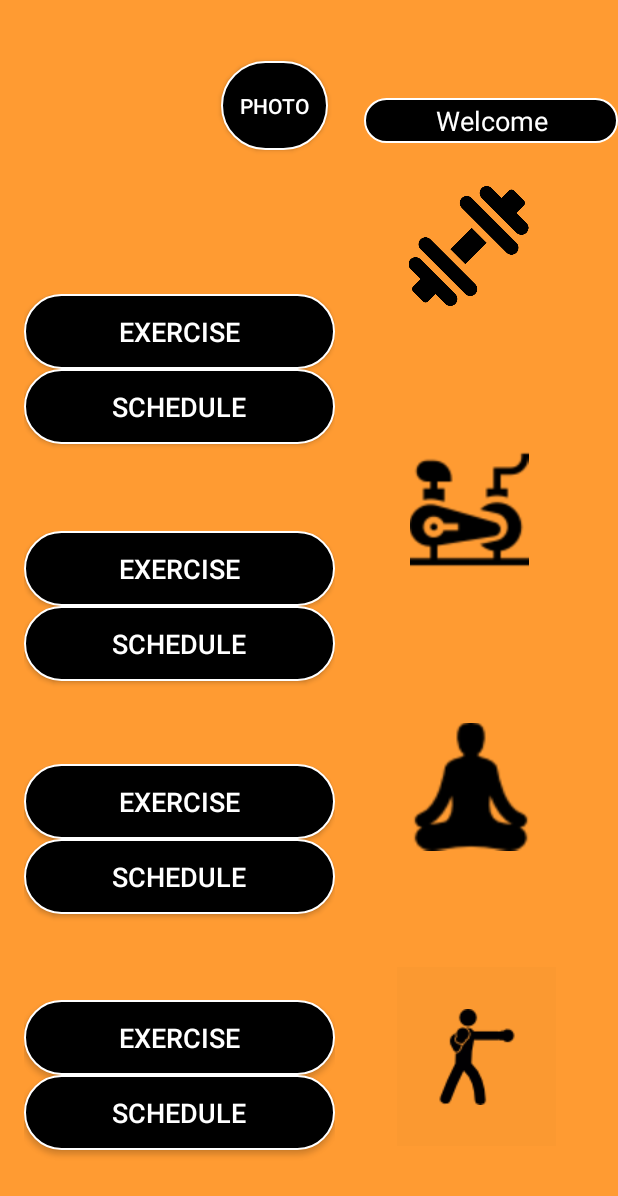
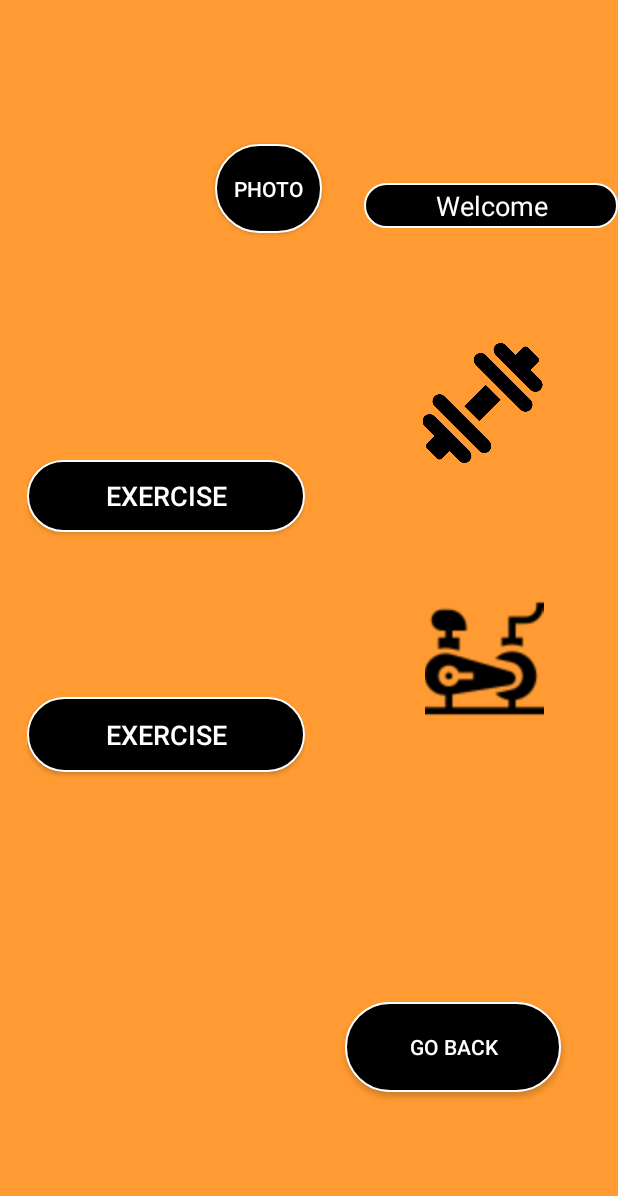
Before and after one commit to AlexC2496/PrimeraApp, an Android app: the MainActivity4Principal screen opened directly, with no data from a screen before it, on a phone screen of 412 x 824 dp. Shown: the top 1196 px of the screen. Run offline under Robolectric (Android 15) with nearby library versions, the phone set to English and light mode, and no system bars; pictures from the network do not load.

Commit message:
10022021

```diff
--- a/app/src/main/AndroidManifest.xml
+++ b/app/src/main/AndroidManifest.xml
@@ -18,7 +18,8 @@
         android:roundIcon="@mipmap/ic_launcher_round"
         android:supportsRtl="true"
         android:theme="@style/Theme.AppCompat.Light.NoActionBar">
-        <activity android:name=".ejercicios_abdominales"></activity>
+        <activity android:name=".ejercicios_cardio"></activity>
+        <activity android:name=".ejercicios_abdominales" />
         <activity android:name=".ejercicios_brazo" />
         <activity android:name=".ejercicios_espalda" />
         <activity android:name=".ejercicios_hombro" />
--- a/app/src/main/res/layout/activity_main_activity4_principal.xml
+++ b/app/src/main/res/layout/activity_main_activity4_principal.xml
@@ -8,8 +8,8 @@
     tools:context=".MainActivity4Principal">
 
     <LinearLayout
-        android:layout_width="207dp"
-        android:layout_height="615dp"
+        android:layout_width="185dp"
+        android:layout_height="497dp"
         android:orientation="horizontal"
         app:layout_constraintBottom_toBottomOf="parent"
         app:layout_constraintEnd_toEndOf="parent"
@@ -20,7 +20,7 @@
 
         <LinearLayout
             android:layout_width="match_parent"
-            android:layout_height="605dp"
+            android:layout_height="302dp"
             android:orientation="vertical">
 
             <LinearLayout
@@ -36,20 +36,10 @@
                     <Button
                         android:id="@+id/ejeEjercicio1"
                         android:layout_width="match_parent"
-                        android:layout_height="50dp"
+                        android:layout_height="wrap_content"
                         android:background="@drawable/button_ro"
                         android:onClick="Siguiente"
                         android:text="Exercise"
-                        android:textAlignment="center"
-                        android:textColor="@android:color/background_light"
-                        android:textSize="18sp" />
-
-                    <Button
-                        android:id="@+id/btnHorario1"
-                        android:layout_width="match_parent"
-                        android:layout_height="50dp"
-                        android:background="@drawable/button_ro"
-                        android:text="Schedule"
                         android:textAlignment="center"
                         android:textColor="@android:color/background_light"
                         android:textSize="18sp" />
@@ -72,73 +62,10 @@
                         android:textColor="@android:color/background_light"
                         android:textSize="18sp" />
 
-                    <Button
-                        android:id="@+id/btnHorario2"
-                        android:layout_width="match_parent"
-                        android:layout_height="50dp"
-                        android:background="@drawable/button_ro"
-                        android:text="schedule"
-                        android:textAlignment="center"
-                        android:textColor="@android:color/background_light"
-                        android:textSize="18sp" />
-
                 </LinearLayout>
 
             </LinearLayout>
 
-            <LinearLayout
-                android:layout_width="match_parent"
-                android:layout_height="157dp"
-                android:orientation="vertical">
-
-                <Button
-                    android:id="@+id/btnEjercicio3"
-                    android:layout_width="match_parent"
-                    android:layout_height="50dp"
-                    android:background="@drawable/button_ro"
-                    android:text="Exercise"
-                    android:textAlignment="center"
-                    android:textColor="@android:color/background_light"
-                    android:textSize="18sp" />
-
-                <Button
-                    android:id="@+id/btnHorario3"
-                    android:layout_width="match_parent"
-                    android:layout_height="50dp"
-                    android:background="@drawable/button_ro"
-                    android:text="schedule"
-                    android:textAlignment="center"
-                    android:textColor="@android:color/background_light"
-                    android:textSize="18sp" />
-
-            </LinearLayout>
-
-            <LinearLayout
-                android:layout_width="match_parent"
-                android:layout_height="141dp"
-                android:orientation="vertical">
-
-                <Button
-                    android:id="@+id/btnEjercicio4"
-                    android:layout_width="match_parent"
-                    android:layout_height="50dp"
-                    android:background="@drawable/button_ro"
-                    android:text="Exercise"
-                    android:textAlignment="center"
-                    android:textColor="@android:color/background_light"
-                    android:textSize="18sp" />
-
-                <Button
-                    android:id="@+id/btnHorario4"
-                    android:layout_width="match_parent"
-                    android:layout_height="50dp"
-                    android:background="@drawable/button_ro"
-                    android:text="schedule"
-                    android:textAlignment="center"
-                    android:textColor="@android:color/background_light"
-                    android:textSize="18sp" />
-
-            </LinearLayout>
         </LinearLayout>
 
     </LinearLayout>
@@ -149,10 +76,10 @@
         android:layout_height="80dp"
         app:layout_constraintBottom_toBottomOf="parent"
         app:layout_constraintEnd_toEndOf="parent"
-        app:layout_constraintHorizontal_bias="0.823"
+        app:layout_constraintHorizontal_bias="0.851"
         app:layout_constraintStart_toStartOf="parent"
         app:layout_constraintTop_toTopOf="parent"
-        app:layout_constraintVertical_bias="0.167"
+        app:layout_constraintVertical_bias="0.307"
         app:srcCompat="@drawable/gym3" />
 
     <ImageView
@@ -161,36 +88,11 @@
         android:layout_height="79dp"
         app:layout_constraintBottom_toBottomOf="parent"
         app:layout_constraintEnd_toEndOf="parent"
-        app:layout_constraintHorizontal_bias="0.861"
+        app:layout_constraintHorizontal_bias="0.894"
         app:layout_constraintStart_toStartOf="parent"
         app:layout_constraintTop_toTopOf="parent"
-        app:layout_constraintVertical_bias="0.403"
+        app:layout_constraintVertical_bias="0.536"
         app:srcCompat="@drawable/spinning" />
-
-    <ImageView
-        android:id="@+id/imageView18"
-        android:layout_width="85dp"
-        android:layout_height="91dp"
-        app:layout_constraintBottom_toBottomOf="parent"
-        app:layout_constraintEnd_toEndOf="parent"
-        app:layout_constraintHorizontal_bias="0.831"
-        app:layout_constraintStart_toStartOf="parent"
-        app:layout_constraintTop_toTopOf="parent"
-        app:layout_constraintVertical_bias="0.653"
-        app:srcCompat="@drawable/yoga" />
-
-    <ImageButton
-        android:id="@+id/imageButton11"
-        android:layout_width="106dp"
-        android:layout_height="119dp"
-        android:background="#F0FB9931"
-        app:layout_constraintBottom_toBottomOf="parent"
-        app:layout_constraintEnd_toEndOf="parent"
-        app:layout_constraintHorizontal_bias="0.865"
-        app:layout_constraintStart_toStartOf="parent"
-        app:layout_constraintTop_toTopOf="parent"
-        app:layout_constraintVertical_bias="0.915"
-        app:srcCompat="@drawable/boxeo" />
 
     <EditText
         android:id="@+id/principal"
@@ -209,7 +111,22 @@
         app:layout_constraintHorizontal_bias="1.0"
         app:layout_constraintStart_toStartOf="parent"
         app:layout_constraintTop_toTopOf="parent"
-        app:layout_constraintVertical_bias="0.082" />
+        app:layout_constraintVertical_bias="0.154" />
+
+    <Button
+        android:id="@+id/button6"
+        android:layout_width="144dp"
+        android:layout_height="60dp"
+        android:background="@drawable/button_ro"
+        android:onClick="Atras"
+        android:text="@string/Atras"
+        android:textColor="@color/colorBordes"
+        app:layout_constraintBottom_toBottomOf="parent"
+        app:layout_constraintEnd_toEndOf="parent"
+        app:layout_constraintHorizontal_bias="0.857"
+        app:layout_constraintStart_toStartOf="parent"
+        app:layout_constraintTop_toTopOf="parent"
+        app:layout_constraintVertical_bias="0.874" />
 
     <ImageView
         android:id="@+id/perfil"
@@ -220,20 +137,20 @@
         app:layout_constraintHorizontal_bias="0.052"
         app:layout_constraintStart_toStartOf="parent"
         app:layout_constraintTop_toTopOf="parent"
-        app:layout_constraintVertical_bias="0.023"
+        app:layout_constraintVertical_bias="0.105"
         tools:srcCompat="@tools:sample/avatars" />
 
     <Button
         android:id="@+id/btnGallery"
         android:layout_width="71dp"
         android:layout_height="59dp"
+        android:layout_marginTop="96dp"
         android:background="@drawable/button_ro"
         android:text="@string/Photo"
         android:textColor="#FFFFFF"
-        app:layout_constraintBottom_toBottomOf="parent"
         app:layout_constraintEnd_toStartOf="@+id/principal"
+        app:layout_constraintHorizontal_bias="0.416"
         app:layout_constraintStart_toEndOf="@+id/perfil"
-        app:layout_constraintTop_toTopOf="parent"
-        app:layout_constraintVertical_bias="0.053" />
+        app:layout_constraintTop_toTopOf="parent" />
 
 </androidx.constraintlayout.widget.ConstraintLayout>
--- a/app/src/main/res/layout/activity_main_activity5_musculacion.xml
+++ b/app/src/main/res/layout/activity_main_activity5_musculacion.xml
@@ -83,7 +83,7 @@
         android:layout_width="126dp"
         android:layout_height="109dp"
         android:background="@drawable/button_ro"
-        android:onClick="SiguienteCardio"
+        android:onClick="SiguientePecho"
         android:text="@string/Chest_exercises"
         android:textColor="@color/colorBordes"
         app:layout_constraintBottom_toBottomOf="parent"
```
Also changed, not shown: app/src/main/java/com/example/primeraapp/MainActivity4Principal.java (+8 -0 lines), app/src/main/java/com/example/primeraapp/MainActivity5Musculacion.java (+24 -3 lines), app/src/main/java/com/example/primeraapp/ejercicios_cardio.java (added, +26 -0 lines), app/src/main/res/layout/activity_ejercicios_cardio.xml (added, +17 -0 lines).
